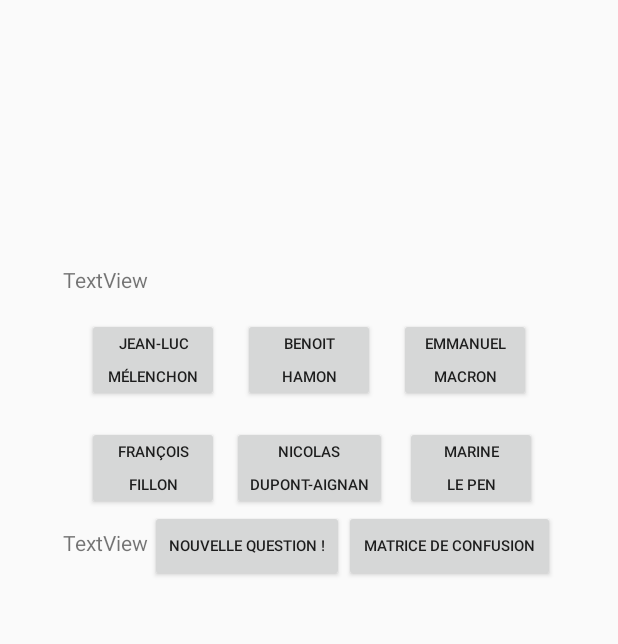
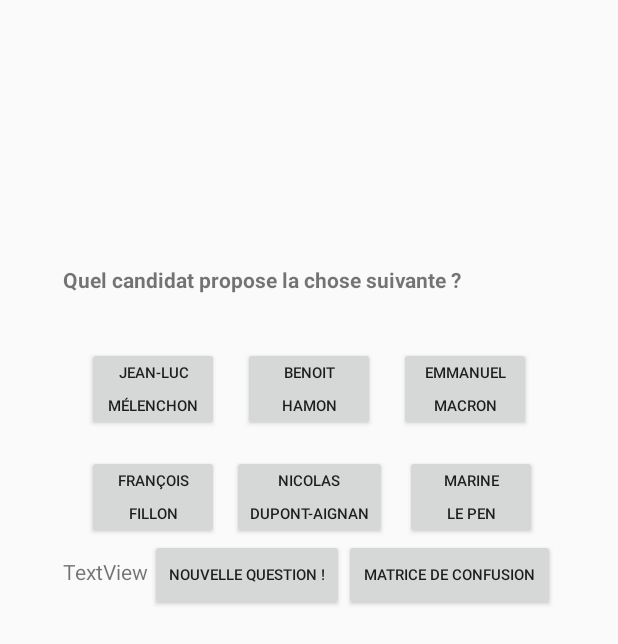
Before and after one commit to flothesof/presidentielles2017-android, an Android app: the layout activity_main.xml on its own in the app's theme, with its tools: preview values and no code run, on a phone screen of 412 x 824 dp. Shown: the top 644 px of the screen. Run offline under Robolectric (Android 15) with nearby library versions, the phone set to English and light mode, and no system bars.

Commit message:
updated probs, fixed landscape

```diff
--- a/app/src/main/AndroidManifest.xml
+++ b/app/src/main/AndroidManifest.xml
@@ -12,9 +12,9 @@
         <activity android:name=".MainActivity" android:launchMode="singleTop">
             <intent-filter>
                 <action android:name="android.intent.action.MAIN" />
-
                 <category android:name="android.intent.category.LAUNCHER" />
             </intent-filter>
+            android:screenOrientation="portrait"
         </activity>
         <activity android:name=".DisplayConfusionMatrixActivity">
             android:parentActivityName=".MainActivity" >
@@ -22,6 +22,7 @@
             <meta-data
                 android:name="android.support.PARENT_ACTIVITY"
                 android:value=".MainActivity" />
+            android:screenOrientation="portrait"
         </activity>
     </application>
 
--- a/app/src/main/res/layout/activity_display_confusion_matrix.xml
+++ b/app/src/main/res/layout/activity_display_confusion_matrix.xml
@@ -11,6 +11,7 @@
         android:layout_width="wrap_content"
         android:layout_height="wrap_content"
         android:layout_marginTop="16dp"
+        android:text="Matrice de confusion"
         app:layout_constraintLeft_toLeftOf="parent"
         app:layout_constraintRight_toRightOf="parent"
         app:layout_constraintTop_toTopOf="parent"
--- a/app/src/main/res/layout/activity_main.xml
+++ b/app/src/main/res/layout/activity_main.xml
@@ -24,10 +24,17 @@
         android:layout_marginEnd="16dp">
 
         <TextView
+            android:id="@+id/textView2"
+            android:layout_width="match_parent"
+            android:layout_height="wrap_content"
+            android:text="@string/label_textview"
+            android:textStyle="bold"
+            tools:text="@string/label_textview" />
+
+        <TextView
             android:id="@+id/textViewProposition"
             android:layout_width="match_parent"
-            android:layout_height="wrap_content"
-            android:text="TextView" />
+            android:layout_height="wrap_content" />
 
         <android.support.constraint.ConstraintLayout
             android:layout_width="match_parent"
--- a/app/src/main/res/values/strings.xml
+++ b/app/src/main/res/values/strings.xml
@@ -8,4 +8,5 @@
     <string name="candidate_MLP">Marine\nLe Pen</string>
     <string name="new_question">Nouvelle question !</string>
     <string name="confusion_matrix">Matrice de confusion</string>
+    <string name="label_textview">Quel candidat propose la chose suivante ?</string>
 </resources>
```
Also changed, not shown: app/src/main/java/com/example/presidentielles2017/DisplayConfusionMatrixActivity.java (+6 -5 lines), app/src/main/java/com/example/presidentielles2017/MainActivity.java (+31 -8 lines).
